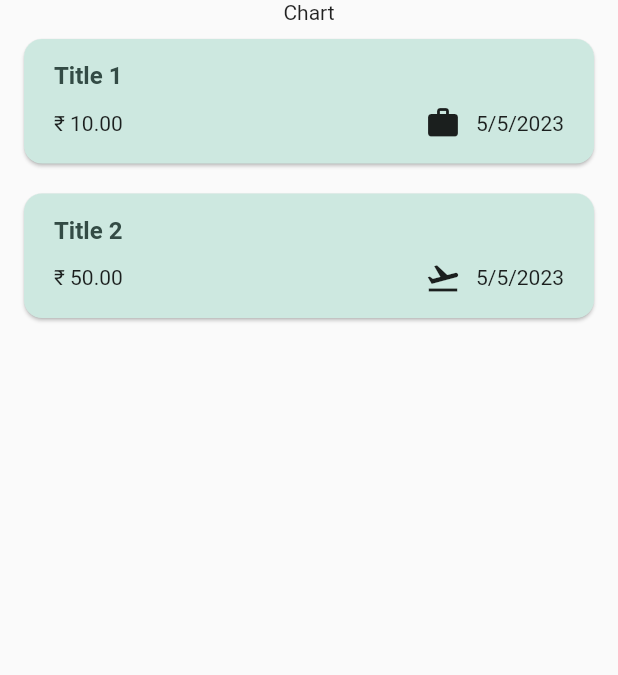
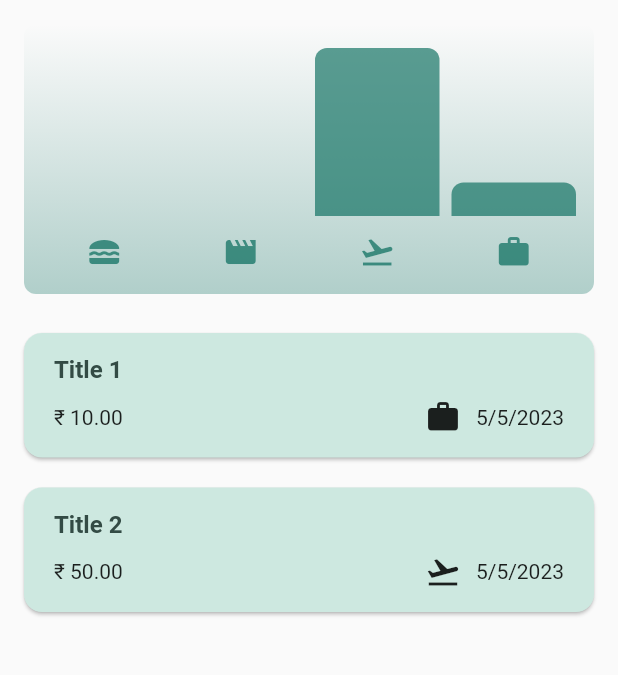
Before and after one commit to Priyanshu-24/expense-tracker-flutter, a Flutter app: the screen it shows after launch, on a phone screen of 412 x 824 dp, the part 84-759 px from its top. Run offline on Flutter 3.47's test engine with Material 2 defaults, Android fonts, the phone set to English and light mode, and no system bars.

Commit message:
added chart

```diff
--- a/lib/models/expense.dart
+++ b/lib/models/expense.dart
@@ -32,3 +32,23 @@ class Expense {
     return formatter.format(date);
   }
 }
+
+class ExpenseBucket {
+  const ExpenseBucket({required this.category, required this.expenses});
+
+  ExpenseBucket.forCategory(List<Expense> allExpenses, this.category)
+      : expenses = allExpenses
+            .where((expense) => expense.category == category)
+            .toList();
+
+  final Category category;
+  final List<Expense> expenses;
+
+  double get totalExpense {
+    double sum = 0;
+    for (final expense in expenses) {
+      sum += expense.amount;
+    }
+    return sum;
+  }
+}
--- /dev/null
+++ b/lib/widgets/chart/chart.dart
@@ -0,0 +1,95 @@
+import 'package:flutter/material.dart';
+
+import 'package:expense_tracker/widgets/chart/chart_bar.dart';
+import 'package:expense_tracker/models/expense.dart';
+
+class Chart extends StatelessWidget {
+  const Chart({super.key, required this.expenses});
+
+  final List<Expense> expenses;
+
+  List<ExpenseBucket> get buckets {
+    return [
+      ExpenseBucket.forCategory(expenses, Category.food),
+      ExpenseBucket.forCategory(expenses, Category.leisure),
+      ExpenseBucket.forCategory(expenses, Category.travel),
+      ExpenseBucket.forCategory(expenses, Category.work),
+    ];
+  }
+
+  double get maxTotalExpense {
+    double maxTotalExpense = 0;
+
+    for (final bucket in buckets) {
+      if (bucket.totalExpense > maxTotalExpense) {
+        maxTotalExpense = bucket.totalExpense;
+      }
+    }
+
+    return maxTotalExpense;
+  }
+
+  @override
+  Widget build(BuildContext context) {
+    final isDarkMode =
+        MediaQuery.of(context).platformBrightness == Brightness.dark;
+    return Container(
+      margin: const EdgeInsets.all(16),
+      padding: const EdgeInsets.symmetric(
+        vertical: 16,
+        horizontal: 8,
+      ),
+      width: double.infinity,
+      height: 180,
+      decoration: BoxDecoration(
+        borderRadius: BorderRadius.circular(8),
+        gradient: LinearGradient(
+          colors: [
+            Theme.of(context).colorScheme.primary.withOpacity(0.3),
+            Theme.of(context).colorScheme.primary.withOpacity(0.0)
+          ],
+          begin: Alignment.bottomCenter,
+          end: Alignment.topCenter,
+        ),
+      ),
+      child: Column(
+        children: [
+          Expanded(
+            child: Row(
+              crossAxisAlignment: CrossAxisAlignment.end,
+              children: [
+                for (final bucket in buckets) // alternative to map()
+                  ChartBar(
+                    fill: bucket.totalExpense == 0
+                        ? 0
+                        : bucket.totalExpense / maxTotalExpense,
+                  )
+              ],
+            ),
+          ),
+          const SizedBox(height: 12),
+          Row(
+            children: buckets
+                .map(
+                  (bucket) => Expanded(
+                    child: Padding(
+                      padding: const EdgeInsets.symmetric(horizontal: 4),
+                      child: Icon(
+                        categoryIcons[bucket.category],
+                        color: isDarkMode
+                            ? Theme.of(context).colorScheme.secondary
+                            : Theme.of(context)
+                                .colorScheme
+                                .primary
+                                .withOpacity(0.7),
+                      ),
+                    ),
+                  ),
+                )
+                .toList(),
+          )
+        ],
+      ),
+    );
+  }
+}
--- /dev/null
+++ b/lib/widgets/chart/chart_bar.dart
@@ -0,0 +1,34 @@
+import 'package:flutter/material.dart';
+
+class ChartBar extends StatelessWidget {
+  const ChartBar({
+    super.key,
+    required this.fill,
+  });
+
+  final double fill;
+
+  @override
+  Widget build(BuildContext context) {
+    final isDarkMode =
+        MediaQuery.of(context).platformBrightness == Brightness.dark;
+    return Expanded(
+      child: Padding(
+        padding: const EdgeInsets.symmetric(horizontal: 4),
+        child: FractionallySizedBox(
+          heightFactor: fill,
+          child: DecoratedBox(
+            decoration: BoxDecoration(
+              shape: BoxShape.rectangle,
+              borderRadius:
+                  const BorderRadius.vertical(top: Radius.circular(8)),
+              color: isDarkMode
+                  ? Theme.of(context).colorScheme.secondary
+                  : Theme.of(context).colorScheme.primary.withOpacity(0.65),
+            ),
+          ),
+        ),
+      ),
+    );
+  }
+}
--- a/lib/widgets/expenses.dart
+++ b/lib/widgets/expenses.dart
@@ -1,3 +1,4 @@
+import 'package:expense_tracker/widgets/chart/chart.dart';
 import 'package:expense_tracker/widgets/new_expense.dart';
 import 'package:flutter/material.dart';
 import 'package:expense_tracker/widgets/expenses_list/expenses_list.dart';
@@ -89,7 +90,7 @@ class _ExpensesState extends State<Expenses> {
       ),
       body: Column(
         children: [
-          const Text('Chart'),
+          Chart(expenses: _registeredExpense),
           Expanded(
             child: mainContent,
           ),
```
